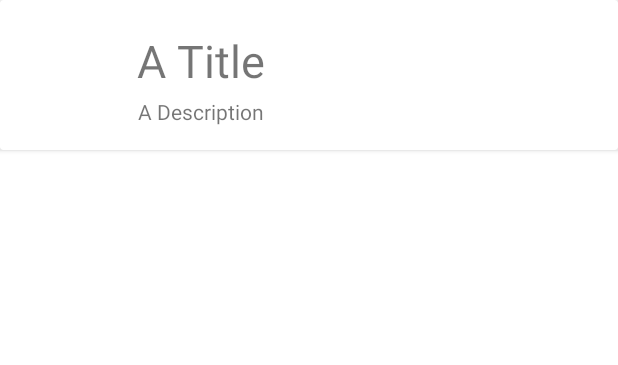
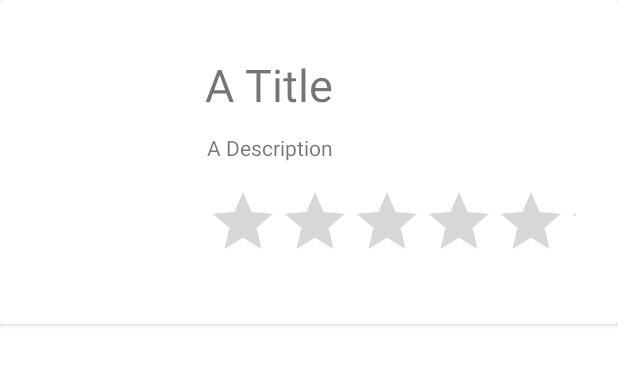
Before and after one commit to DaleH1609/Waterford-Gallery-Guide, an Android app: the layout card_gallery.xml on its own in the app's theme, with its tools: preview values and no code run, on a phone screen of 412 x 824 dp. Shown: the top 365 px of the screen. Run offline under Robolectric (Android 15) with nearby library versions, the phone set to English and light mode, and no system bars.

Commit message:
Changes made to get rating working correctly

```diff
--- a/app/src/main/java/org/wit/waterfordgalleryguide/views/gallery/GalleryPresenter.kt
+++ b/app/src/main/java/org/wit/waterfordgalleryguide/views/gallery/GalleryPresenter.kt
@@ -58,9 +58,10 @@ class GalleryPresenter(private val view: GalleryView) {
     }
 
 
-    fun doAddOrSave(title: String, description: String) {
+    fun doAddOrSave(title: String, description: String, rating: Float) {
         gallery.title = title
         gallery.description = description
+        gallery.rating = rating
         if (edit) {
             app.galleries.update(gallery)
         } else {
@@ -126,9 +127,10 @@ class GalleryPresenter(private val view: GalleryView) {
         }
     }
 
-    fun cacheGallery (title: String, description: String) {
+    fun cacheGallery (title: String, description: String, rating: Float) {
         gallery.title = title;
         gallery.description = description
+        gallery.rating = rating
     }
 
     fun doConfigureMap(m: GoogleMap) {
--- a/app/src/main/java/org/wit/waterfordgalleryguide/views/gallery/GalleryView.kt
+++ b/app/src/main/java/org/wit/waterfordgalleryguide/views/gallery/GalleryView.kt
@@ -32,12 +32,12 @@ class GalleryView : AppCompatActivity() {
         presenter = GalleryPresenter(this)
 
         binding.chooseImage.setOnClickListener {
-            presenter.cacheGallery(binding.galleryTitle.text.toString(), binding.description.text.toString())
+            presenter.cacheGallery(binding.galleryTitle.text.toString(), binding.description.text.toString(), binding.ratingBar.rating)
             presenter.doSelectImage()
         }
 
         binding.mapView2.setOnClickListener {
-            presenter.cacheGallery(binding.galleryTitle.text.toString(), binding.description.text.toString())
+            presenter.cacheGallery(binding.galleryTitle.text.toString(), binding.description.text.toString(), binding.ratingBar.rating)
             presenter.doSetLocation()
         }
 
@@ -69,7 +69,7 @@ class GalleryView : AppCompatActivity() {
                     Snackbar.make(binding.root, R.string.enter_placemark_title, Snackbar.LENGTH_LONG)
                         .show()
                 } else {
-                    presenter.doAddOrSave(binding.galleryTitle.text.toString(), binding.description.text.toString())
+                    presenter.doAddOrSave(binding.galleryTitle.text.toString(), binding.description.text.toString(), binding.ratingBar.rating)
                 }
             }
             R.id.item_delete -> {
--- a/app/src/main/java/org/wit/waterfordgalleryguide/views/gallerylist/GalleryAdapter.kt
+++ b/app/src/main/java/org/wit/waterfordgalleryguide/views/gallerylist/GalleryAdapter.kt
@@ -35,6 +35,7 @@ class GalleryAdapter constructor(private var galleries: List<GalleryModel>,
         fun bind(gallery: GalleryModel, listener: GalleryListener) {
             binding.galleryTitle.text = gallery.title
             binding.galleryDescription.text = gallery.description
+            binding.ratingBar.rating = gallery.rating
             if (gallery.image != ""){
             Picasso.get()
                 .load(gallery.image)
--- a/app/src/main/res/layout/card_gallery.xml
+++ b/app/src/main/res/layout/card_gallery.xml
@@ -11,13 +11,13 @@
     <androidx.constraintlayout.widget.ConstraintLayout
         android:id="@+id/relativeLayout"
         android:layout_width="match_parent"
-        android:layout_height="wrap_content"
+        android:layout_height="match_parent"
         android:padding="16dp">
 
         <ImageView
             android:id="@+id/imageIcon"
-            android:layout_width="64dp"
-            android:layout_height="64dp"
+            android:layout_width="106dp"
+            android:layout_height="180dp"
             android:layout_marginTop="4dp"
             android:layout_marginEnd="16dp"
             android:contentDescription="@string/change_placemark_image"
@@ -30,11 +30,11 @@
             android:id="@+id/galleryTitle"
             android:layout_width="wrap_content"
             android:layout_height="wrap_content"
-            android:layout_marginTop="4dp"
+            android:layout_marginTop="20dp"
             android:textAlignment="viewStart"
             android:textSize="30sp"
             app:layout_constraintEnd_toEndOf="parent"
-            app:layout_constraintHorizontal_bias="0.048"
+            app:layout_constraintHorizontal_bias="0.077"
             app:layout_constraintStart_toEndOf="@+id/imageIcon"
             app:layout_constraintTop_toTopOf="parent"
             tools:text="A Title" />
@@ -43,13 +43,22 @@
             android:id="@+id/galleryDescription"
             android:layout_width="wrap_content"
             android:layout_height="wrap_content"
-            android:layout_marginTop="4dp"
+            android:layout_marginStart="16dp"
+            android:layout_marginTop="12dp"
             android:textAlignment="viewStart"
-            app:layout_constraintEnd_toEndOf="parent"
-            app:layout_constraintHorizontal_bias="0.052"
             app:layout_constraintStart_toEndOf="@+id/imageIcon"
-            app:layout_constraintTop_toBottomOf="@id/galleryTitle"
+            app:layout_constraintTop_toBottomOf="@+id/galleryTitle"
             tools:text="A Description" />
+
+        <RatingBar
+            android:id="@+id/ratingBar"
+            android:layout_width="246dp"
+            android:progressTint="@android:color/holo_orange_dark"
+            android:layout_height="55dp"
+            android:layout_marginStart="16dp"
+            android:layout_marginTop="16dp"
+            app:layout_constraintStart_toEndOf="@+id/imageIcon"
+            app:layout_constraintTop_toBottomOf="@+id/galleryDescription" />
 
     </androidx.constraintlayout.widget.ConstraintLayout>
 </androidx.cardview.widget.CardView>
--- a/app/src/main/res/layout/content_gallery_maps.xml
+++ b/app/src/main/res/layout/content_gallery_maps.xml
@@ -41,7 +41,7 @@
                 android:layout_height="wrap_content"
                 android:layout_marginTop="52dp"
                 android:layout_marginEnd="100dp"
-                android:text="placemark Title"
+                android:text="Gallery Title"
                 app:layout_constraintEnd_toStartOf="@+id/imageView2"
                 app:layout_constraintHorizontal_bias="1.0"
                 app:layout_constraintStart_toStartOf="parent"
@@ -52,7 +52,7 @@
                 android:layout_width="wrap_content"
                 android:layout_height="wrap_content"
                 android:layout_marginTop="28dp"
-                android:text="placemark description"
+                android:text="Gallery Description"
                 app:layout_constraintBottom_toBottomOf="parent"
                 app:layout_constraintEnd_toStartOf="@+id/imageView2"
                 app:layout_constraintHorizontal_bias="0.0"
--- a/app/src/main/res/menu/menu_gallery.xml
+++ b/app/src/main/res/menu/menu_gallery.xml
@@ -5,14 +5,17 @@
     <item
         android:id="@+id/item_save"
         android:title="Save"
+        android:icon="@android:drawable/ic_menu_save"
         app:showAsAction="always"/>
     <item
         android:visible="false"
         android:id="@+id/item_delete"
         android:title="@string/menu_deletePlacemark"
+        android:icon="@android:drawable/ic_menu_delete"
         app:showAsAction="always"/>
     <item
         android:id="@+id/item_cancel"
+        android:icon="@android:drawable/ic_menu_close_clear_cancel"
         android:title="@string/menu_cancelPlacemark"
         app:showAsAction="always"/>
 </menu>
```
Also changed, not shown: app/src/main/res/layout/activity_gallery.xml (+9 -11 lines).
